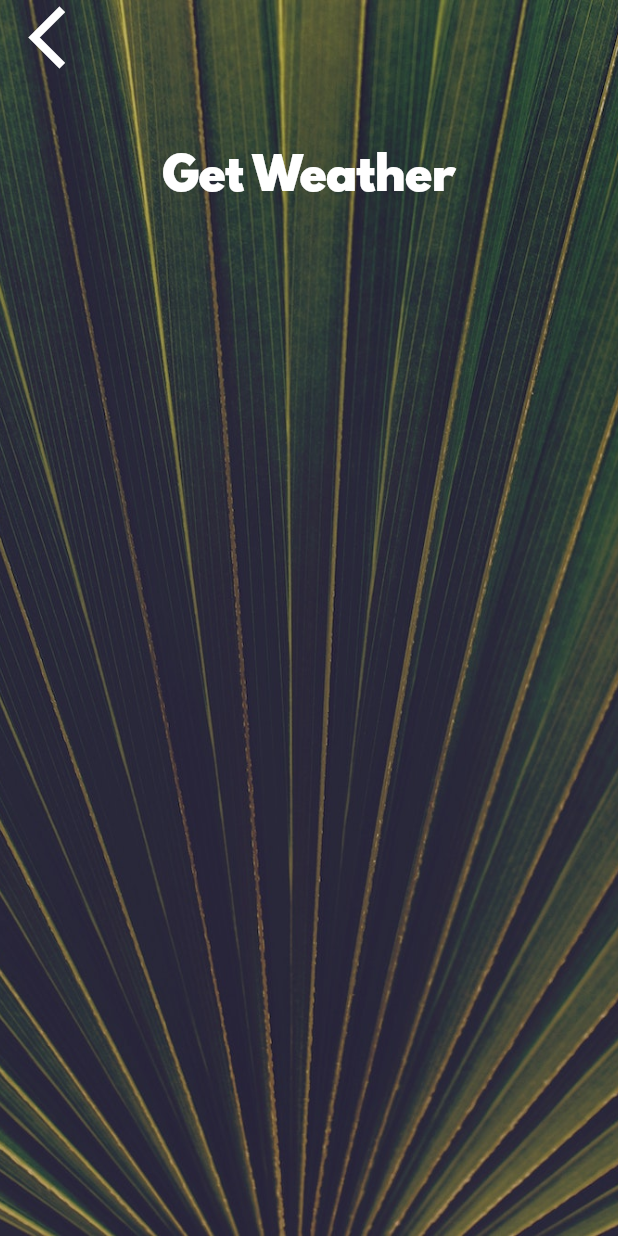
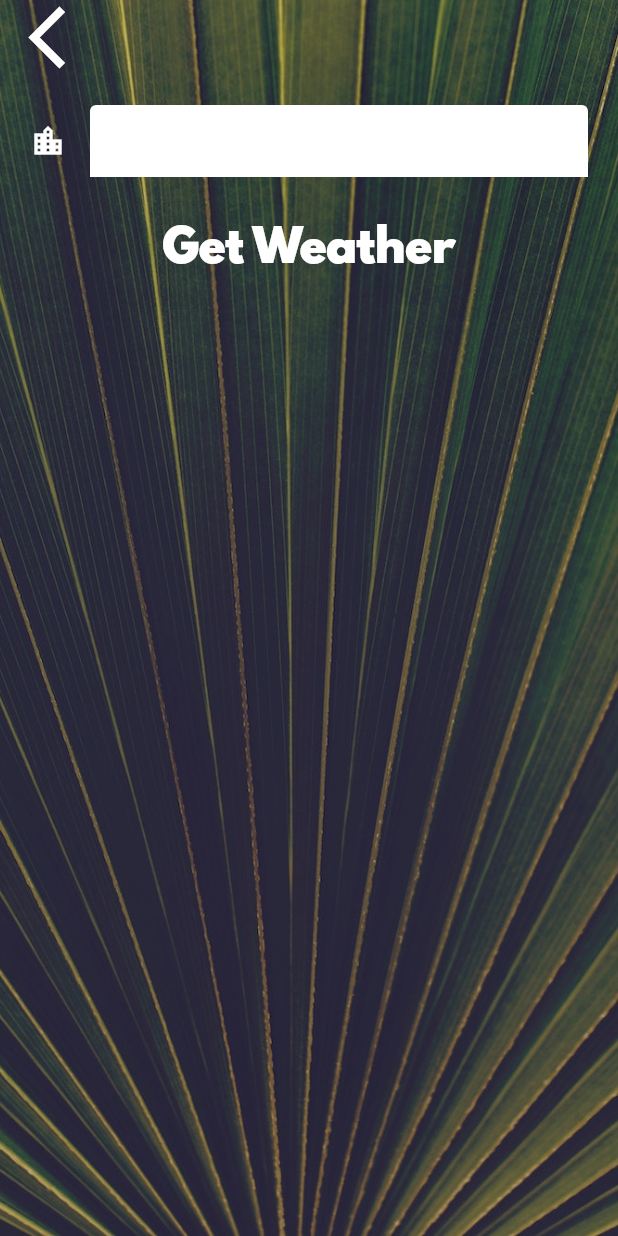
Before and after one commit to Sanjay-2000/Kiko, a Flutter app: the CityScreen screen opened directly, on a phone screen of 412 x 824 dp. Run offline on Flutter 3.47's test engine with Material 2 defaults, Android fonts, the phone set to English and light mode, and no system bars; our stand-ins replace flutter_spinkit, geolocator; missing offline and left inert: dart:ffi; network calls fail.

Commit message:
added textbox

```diff
--- a/lib/screens/city_screen.dart
+++ b/lib/screens/city_screen.dart
@@ -24,7 +24,9 @@ class _CityScreenState extends State<CityScreen> {
               Align(
                 alignment: Alignment.topLeft,
                 child: FlatButton(
-                  onPressed: () {},
+                  onPressed: () {
+                    Navigator.pop(context);
+                  },
                   child: Icon(
                     Icons.arrow_back_ios,
                     size: 50.0,
@@ -33,7 +35,17 @@ class _CityScreenState extends State<CityScreen> {
               ),
               Container(
                 padding: EdgeInsets.all(20.0),
-                child: null,
+                child: TextField(
+                  style: TextStyle(color: Colors.black),
+                  decoration: InputDecoration(
+                    filled: true,
+                    fillColor: Colors.white,
+                    icon: Icon(
+                      Icons.location_city_outlined,
+                      color: Colors.white,
+                    ),
+                  ),
+                ),
               ),
               FlatButton(
                 onPressed: () {},
```
